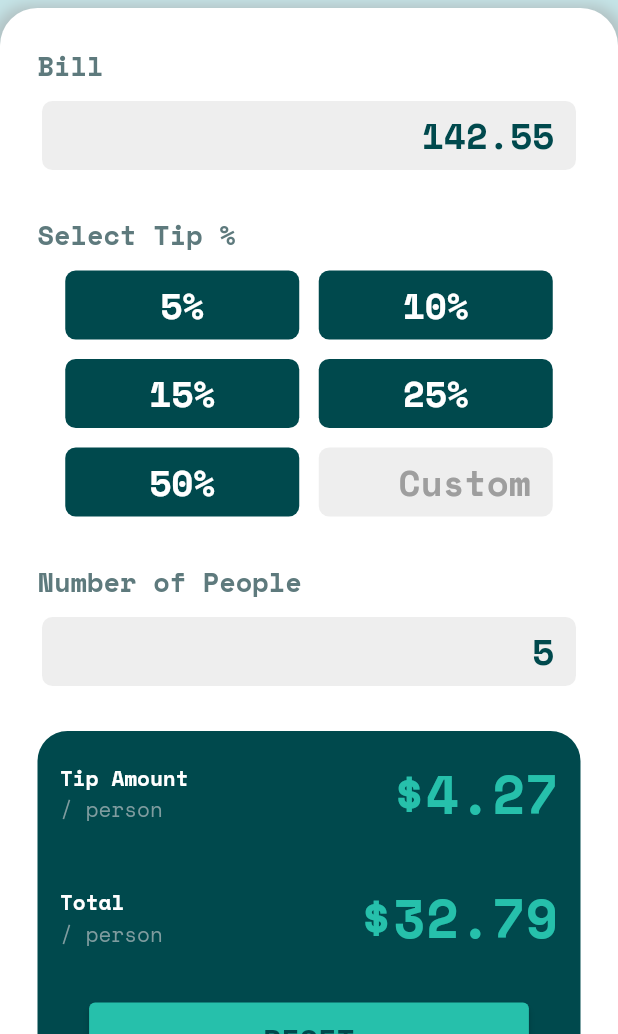
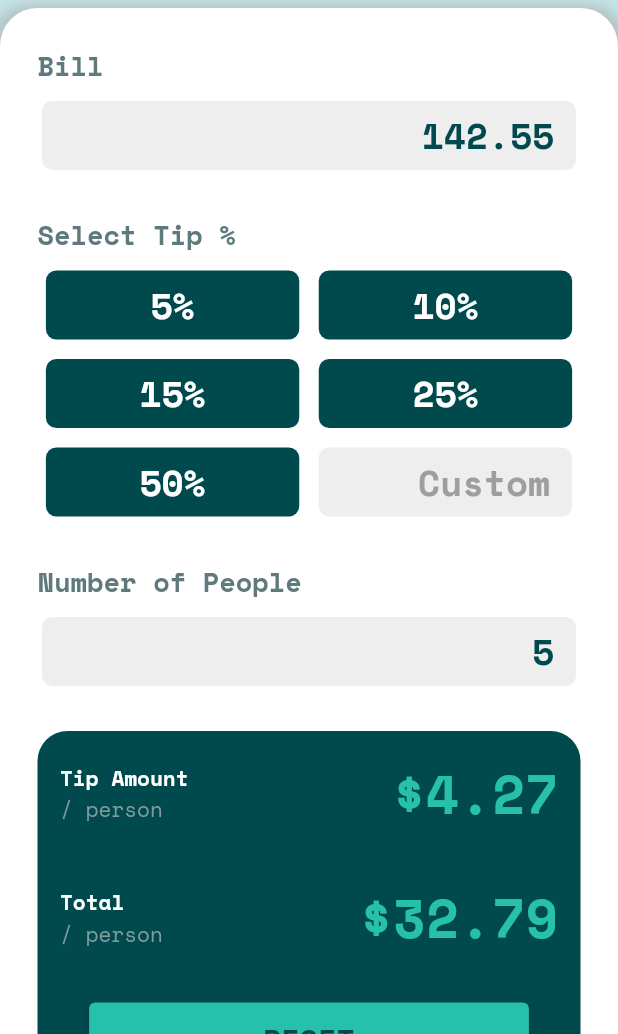
Before and after one commit to md-siam/tip_calculator, a Flutter app: the screen it shows after launch, on a phone screen of 412 x 824 dp, the part 202-1236 px from its top. Run offline on Flutter 3.47's test engine with Material 2 defaults, Android fonts, the phone set to English and light mode, and no system bars; our stand-ins replace flutter_svg, google_fonts.

Commit message:
toggle button functionality added

```diff
--- a/lib/app/view/home_page.dart
+++ b/lib/app/view/home_page.dart
@@ -11,11 +11,25 @@ class HomePage extends StatefulWidget {
 
 class _HomePageState extends State<HomePage> {
   ScrollController? scrollController;
-  double tipAmount = 4.27;
-  double totalAmount = 32.79;
+  double? bill = 142.55;
+  int? numberOfPeople = 5;
+  double? tipAmount = 4.27;
+  double? totalAmount = 32.79;
+  // for custom toggle button
+  List<String> selectedCategory = [];
+  String category1 = '5%';
+  String category2 = '10%';
+  String category3 = '15%';
+  String category4 = '25%';
+  String category5 = '50%';
 
   @override
   Widget build(BuildContext context) {
+    /// toggle button & custom input
+    /// width
+    ///
+    double width = MediaQuery.of(context).size.width * (.41);
+
     /// `reset` button action
     ///
     void resetButtonAction() {
@@ -44,29 +58,7 @@ class _HomePageState extends State<HomePage> {
                       padding: const EdgeInsets.all(25.0),
                       child: Column(
                         children: [
-                          Column(
-                            children: [
-                              Row(children: [Text('Bill', style: labelText)]),
-                              const SizedBox(height: 10),
-                              Container(
-                                width: 356,
-                                height: 46,
-                                alignment: Alignment.centerRight,
-                                decoration: BoxDecoration(
-                                  color: Colors.grey[200],
-                                  borderRadius: BorderRadius.circular(7.0),
-                                ),
-                                child: const Text(
-                                  '142.55 ',
-                                  style: TextStyle(
-                                    fontSize: 24,
-                                    color: Color(0xFF00494D),
-                                    fontWeight: FontWeight.bold,
-                                  ),
-                                ),
-                              ),
-                            ],
-                          ),
+                          billingInputInfo(),
                           const SizedBox(height: 30.0),
                           Column(
                             children: [
@@ -78,93 +70,13 @@ class _HomePageState extends State<HomePage> {
                                 spacing: 13,
                                 runSpacing: 13,
                                 children: [
+                                  toggleButton(category1, width),
+                                  toggleButton(category2, width),
+                                  toggleButton(category3, width),
+                                  toggleButton(category4, width),
+                                  toggleButton(category5, width),
                                   Container(
-                                    width: 156,
-                                    height: 46,
-                                    alignment: Alignment.center,
-                                    decoration: BoxDecoration(
-                                      color: const Color(0xff00494d),
-                                      borderRadius: BorderRadius.circular(7.0),
-                                    ),
-                                    child: const Text(
-                                      '5%',
-                                      style: TextStyle(
-                                        fontSize: 24,
-                                        color: Colors.white,
-                                        fontWeight: FontWeight.bold,
-                                      ),
-                                    ),
-                                  ),
-                                  Container(
-                                    width: 156,
-                                    height: 46,
-                                    alignment: Alignment.center,
-                                    decoration: BoxDecoration(
-                                      color: const Color(0xff00494d),
-                                      borderRadius: BorderRadius.circular(7.0),
-                                    ),
-                                    child: const Text(
-                                      '10%',
-                                      style: TextStyle(
-                                        fontSize: 24,
-                                        color: Colors.white,
-                                        fontWeight: FontWeight.bold,
-                                      ),
-                                    ),
-                                  ),
-                                  Container(
-                                    width: 156,
-                                    height: 46,
-                                    alignment: Alignment.center,
-                                    decoration: BoxDecoration(
-                                      color: const Color(0xff00494d),
-                                      borderRadius: BorderRadius.circular(7.0),
-                                    ),
-                                    child: const Text(
-                                      '15%',
-                                      style: TextStyle(
-                                        fontSize: 24,
-                                        color: Colors.white,
-                                        fontWeight: FontWeight.bold,
-                                      ),
-                                    ),
-                                  ),
-                                  Container(
-                                    width: 156,
-                                    height: 46,
-                                    alignment: Alignment.center,
-                                    decoration: BoxDecoration(
-                                      color: const Color(0xff00494d),
-                                      borderRadius: BorderRadius.circular(7.0),
-                                    ),
-                                    child: const Text(
-                                      '25%',
-                                      style: TextStyle(
-                                        fontSize: 24,
-                                        color: Colors.white,
-                                        fontWeight: FontWeight.bold,
-                                      ),
-                                    ),
-                                  ),
-                                  Container(
-                                    width: 156,
-                                    height: 46,
-                                    alignment: Alignment.center,
-                                    decoration: BoxDecoration(
-                                      color: const Color(0xff00494d),
-                                      borderRadius: BorderRadius.circular(7.0),
-                                    ),
-                                    child: const Text(
-                                      '50%',
-                                      style: TextStyle(
-                                        fontSize: 24,
-                                        color: Colors.white,
-                                        fontWeight: FontWeight.bold,
-                                      ),
-                                    ),
-                                  ),
-                                  Container(
-                                    width: 156,
+                                    width: width,
                                     height: 46,
                                     alignment: Alignment.centerRight,
                                     decoration: BoxDecoration(
@@ -185,65 +97,9 @@ class _HomePageState extends State<HomePage> {
                             ],
                           ),
                           const SizedBox(height: 30.0),
-                          Column(
-                            children: [
-                              Row(children: [
-                                Text('Number of People', style: labelText)
-                              ]),
-                              const SizedBox(height: 10),
-                              Container(
-                                width: 356,
-                                height: 46,
-                                alignment: Alignment.centerRight,
-                                decoration: BoxDecoration(
-                                  color: Colors.grey[200],
-                                  borderRadius: BorderRadius.circular(7.0),
-                                ),
-                                child: const Text(
-                                  '5 ',
-                                  style: TextStyle(
-                                    fontSize: 24,
-                                    color: Color(0xFF00494D),
-                                    fontWeight: FontWeight.bold,
-                                  ),
-                                ),
-                              ),
-                            ],
-                          ),
+                          numberOfPeopleInputInfo(),
                           const SizedBox(height: 30.0),
-                          Container(
-                            height: 260,
-                            decoration: BoxDecoration(
-                              color: const Color(0xFF00494D),
-                              borderRadius: BorderRadius.circular(20),
-                            ),
-                            child: Padding(
-                              padding: const EdgeInsets.all(15.0),
-                              child: Column(
-                                children: [
-                                  Row(
-                                    mainAxisAlignment:
-                                        MainAxisAlignment.spaceBetween,
-                                    children: [
-                                      titleDesc('Tip Amount', '/ person'),
-                                      Text('\$$tipAmount', style: outputText),
-                                    ],
-                                  ),
-                                  const SizedBox(height: 30),
-                                  Row(
-                                    mainAxisAlignment:
-                                        MainAxisAlignment.spaceBetween,
-                                    children: [
-                                      titleDesc('Total', '/ person'),
-                                      Text('\$$totalAmount', style: outputText),
-                                    ],
-                                  ),
-                                  const SizedBox(height: 30),
-                                  resetButton(resetButtonAction),
-                                ],
-                              ),
-                            ),
-                          ),
+                          outputCardInfo(resetButtonAction),
                         ],
                       ),
                     ),
@@ -257,8 +113,118 @@ class _HomePageState extends State<HomePage> {
     );
   }
 
-  ElevatedButton resetButton(void Function() resetButtonAction) {
-    return ElevatedButton(
+  Widget billingInputInfo() {
+    return Column(
+      children: [
+        Row(children: [Text('Bill', style: labelText)]),
+        const SizedBox(height: 10),
+        Container(
+          width: 356,
+          height: 46,
+          alignment: Alignment.centerRight,
+          decoration: BoxDecoration(
+            color: Colors.grey[200],
+            borderRadius: BorderRadius.circular(7.0),
+          ),
+          child: Text(
+            '$bill ',
+            style: const TextStyle(
+              fontSize: 24,
+              color: Color(0xFF00494D),
+              fontWeight: FontWeight.bold,
+            ),
+          ),
+        ),
+      ],
+    );
+  }
+
+  Widget numberOfPeopleInputInfo() {
+    return Column(
+      children: [
+        Row(children: [Text('Number of People', style: labelText)]),
+        const SizedBox(height: 10),
+        Container(
+          width: 356,
+          height: 46,
+          alignment: Alignment.centerRight,
+          decoration: BoxDecoration(
+            color: Colors.grey[200],
+            borderRadius: BorderRadius.circular(7.0),
+          ),
+          child: Text(
+            '$numberOfPeople ',
+            style: const TextStyle(
+              fontSize: 24,
+              color: Color(0xFF00494D),
+              fontWeight: FontWeight.bold,
+            ),
+          ),
+        ),
+      ],
+    );
+  }
+
+  GestureDetector toggleButton(String category, double width) {
+    return GestureDetector(
+      onTap: () {
+        selectedCategory = [];
+        selectedCategory.add(category);
+        debugPrint(selectedCategory.toString());
+        setState(() {});
+      },
+      child: Container(
+        width: width,
+        height: 46,
+        alignment: Alignment.center,
+        decoration: BoxDecoration(
+          color: selectedCategory.contains(category)
+              ? const Color(0xff26C0AB)
+              : const Color(0xff00494d),
+          borderRadius: BorderRadius.circular(7.0),
+        ),
+        child: Text(
+          category,
+          style: TextStyle(
+            fontSize: 24,
+            color: selectedCategory.contains(category)
+                ? const Color(0xff00494d)
+                : Colors.white,
+            fontWeight: FontWeight.bold,
+          ),
+        ),
+      ),
+    );
+  }
+
+  Widget outputCardInfo(void Function() resetButtonAction) {
+    return Container(
+      height: 260,
+      decoration: BoxDecoration(
+        color: const Color(0xFF00494D),
+        borderRadius: BorderRadius.circular(20),
+      ),
+      child: Padding(
+        padding: const EdgeInsets.all(15.0),
+        child: Column(
+          children: [
+            Row(
+              mainAxisAlignment: MainAxisAlignment.spaceBetween,
+              children: [
+                titleDesc('Tip Amount', '/ person'),
+                Text('\$$tipAmount', style: outputText),
+              ],
+            ),
+            const SizedBox(height: 30),
+            Row(
+              mainAxisAlignment: MainAxisAlignment.spaceBetween,
+              children: [
+                titleDesc('Total', '/ person'),
+                Text('\$$totalAmount', style: outputText),
+              ],
+            ),
+            const SizedBox(height: 30),
+            ElevatedButton(
               style: ElevatedButton.styleFrom(primary: const Color(0xFF26c0ab)),
               child: const Padding(
                 padding: EdgeInsets.only(
@@ -277,9 +243,13 @@ class _HomePageState extends State<HomePage> {
                 ),
               ),
               onPressed: () {
-        print('Reset button pressed');
+                debugPrint('Reset button pressed');
                 resetButtonAction();
               },
+            ),
+          ],
+        ),
+      ),
     );
   }
 }
--- a/lib/app/view/widget/constant.dart
+++ b/lib/app/view/widget/constant.dart
@@ -66,9 +66,7 @@ Widget titleDesc(String title, String desc) => Column(
         ),
         Text(
           desc,
-          style: const TextStyle(
-            color: Color(0xFF7f9c9f),
-          ),
+          style: const TextStyle(color: Color(0xFF7f9c9f)),
         ),
       ],
     );
```
Also changed, not shown: 47 other files. Lines whose indentation alone changed are shown as unchanged.
